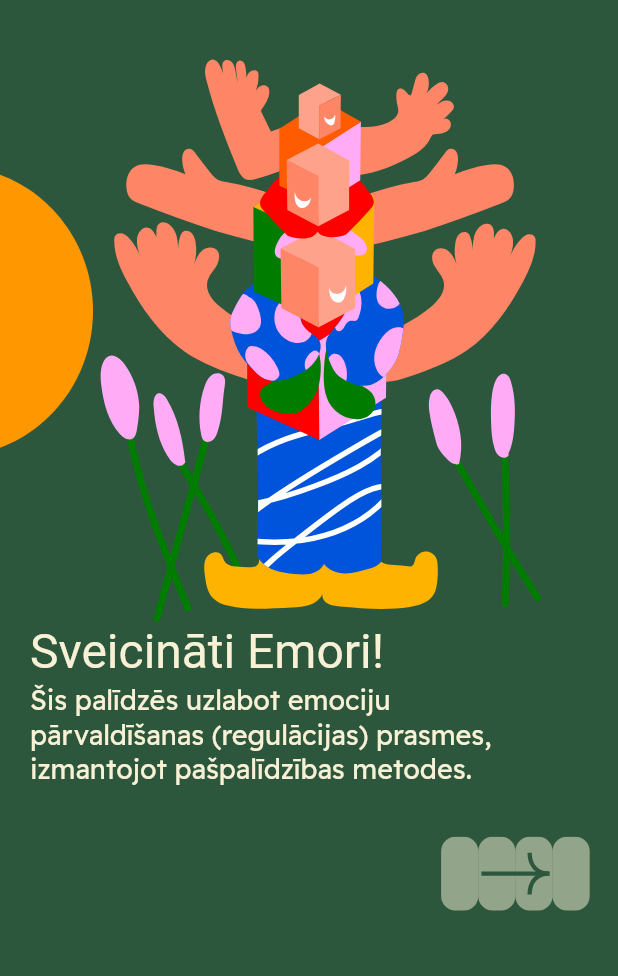
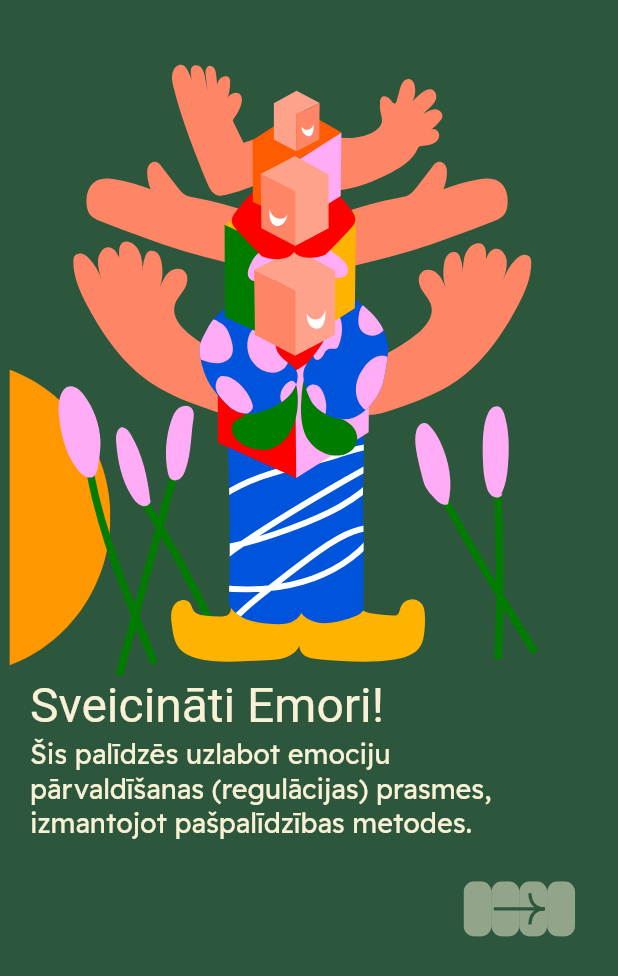
Before and after one commit to janisviksne/emori, a Flutter app: the screen it shows after launch, on a phone screen of 412 x 824 dp. Shown: the top 976 px of the screen. Run offline on Flutter 3.47's test engine with Material 2 defaults, Android fonts, the phone set to English and light mode, and no system bars; our stand-ins replace flutter_svg; Roboto replaces fonts that are missing (Montagu Slab).

Commit message:
Finished first intro screen

```diff
--- a/lib/intro_screens/first_intro_screen.dart
+++ b/lib/intro_screens/first_intro_screen.dart
@@ -14,18 +14,29 @@ class FirstIntroScreen extends StatelessWidget {
       body: SafeArea(
         child: Column(
           children: [
-            Row(
-              mainAxisAlignment: MainAxisAlignment.start,
+            Stack(
+              children: [
+                Container(
+                  padding: const EdgeInsets.only(top: 240),
+                  child: Row(
                     children: [
                       SvgPicture.asset(
-                  'assets/images/intro_backgrounds/first_intro/sun.svg',
+                        'assets/images/intro_backgrounds/first_intro/small_sun.svg',
+                        width: 80,
+                        height: 210,
                         color: Colors.orange,
                       ),
-                SvgPicture.asset(
+                    ],
+                  ),
+                ),
+                Container(
+                  padding: const EdgeInsets.only(right: 20),
+                  child: Center(
+                    child: SvgPicture.asset(
                       'assets/images/intro_backgrounds/first_intro/people.svg',
-                  height: 415,
-                  fit: BoxFit.fill,
                     ),
+                  ),
+                )
               ],
             ),
             Container(
@@ -50,28 +61,25 @@ class FirstIntroScreen extends StatelessWidget {
               ),
             ),
             Container(
-              padding: const EdgeInsets.only(right: 10.0),
-              child: Expanded(
+              padding: const EdgeInsets.only(right: 20.0),
               child: Row(
                 mainAxisAlignment: MainAxisAlignment.end,
                 crossAxisAlignment: CrossAxisAlignment.end,
                 children: [
                   IconButton(
-                      iconSize: 100.0,
+                    iconSize: 75.0,
                     onPressed: () {
                       Navigator.push(
                           context,
                           MaterialPageRoute(
-                                builder: (context) =>
-                                    const SecondIntroScreen()));
+                              builder: (context) => const SecondIntroScreen()));
                     },
                     icon: SvgPicture.asset(
-                          'assets/images/common/arrow_button.svg'),
+                        'assets/images/common/intro_proceed_arrow_button.svg'),
                   ),
                 ],
               ),
             ),
-            )
           ],
         ),
       ),
--- a/lib/intro_screens/second_intro_screen.dart
+++ b/lib/intro_screens/second_intro_screen.dart
@@ -1,3 +1,4 @@
+import 'package:emori/utilities/constants/text_constants/auth_constants.dart';
 import 'package:flutter/material.dart';
 
 class SecondIntroScreen extends StatelessWidget {
@@ -6,6 +7,7 @@ class SecondIntroScreen extends StatelessWidget {
   @override
   Widget build(BuildContext context) {
     return Scaffold(
+      backgroundColor: kActiveGreen,
       body: SafeArea(
         child: Column(
           children: [],
--- a/pubspec.yaml
+++ b/pubspec.yaml
@@ -18,6 +18,7 @@ dependencies:
   intl: ^0.17.0
   flutter_native_splash: ^1.3.2
   flutter_svg: ^1.0.3
+  assorted_layout_widgets: ^5.7.1
 
 dev_dependencies:
   flutter_test:
```
Also changed, not shown: assets/images/common/back_arrow.svg (added), assets/images/common/intro_proceed_arrow_button.svg (renamed from assets/images/common/arrow_button.svg), assets/images/intro_backgrounds/first_intro/small_sun.svg (renamed from assets/images/intro_backgrounds/first_intro/sun.svg), pubspec.lock. Lines whose indentation alone changed are shown as unchanged.
